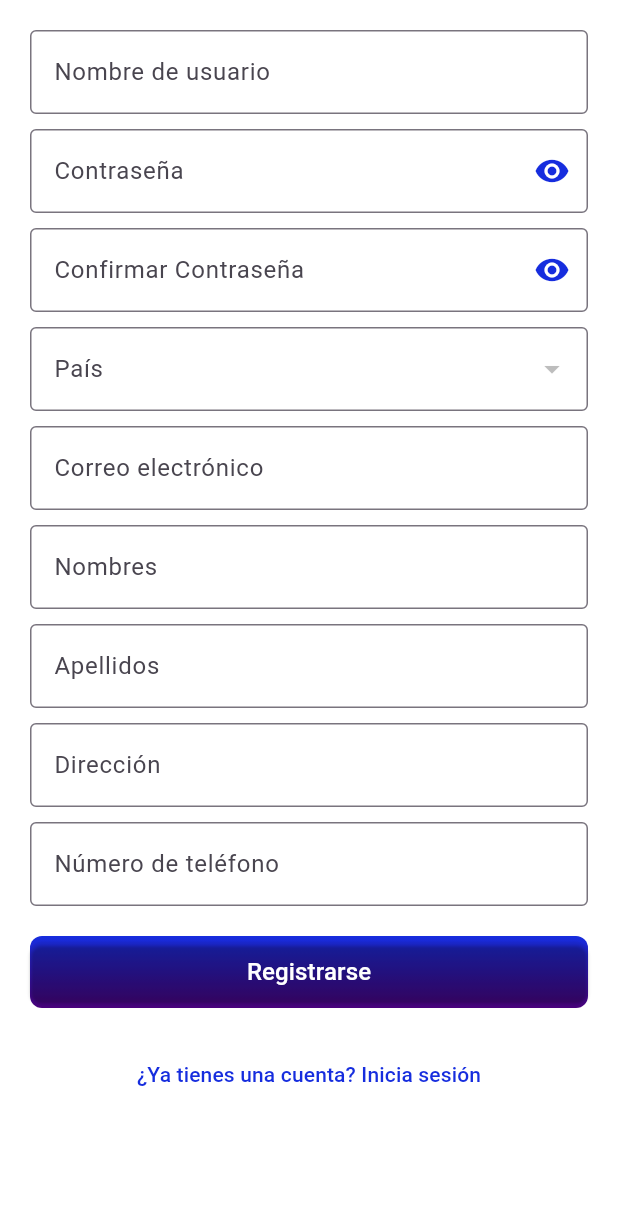
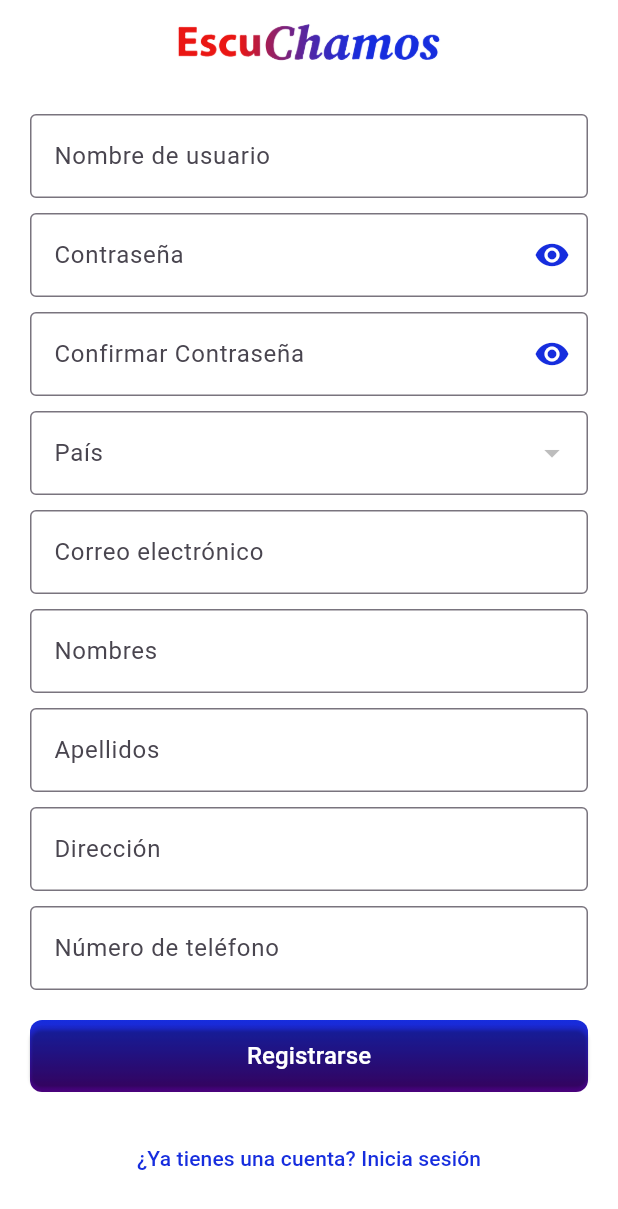
Before and after one commit to jhosmersanchezzz/flutter_fronted_escu, a Flutter app: the RegisterPage screen opened directly, on a phone screen of 412 x 824 dp. Shown: the top 1209 px of the screen. Run offline on Flutter 3.47's test engine with Material 3 defaults, Android fonts, the phone set to English and light mode, and no system bars; our stand-ins replace flutter_spinkit; network calls fail.

Commit message:
puse imagen en el appbar del registro

```diff
--- a/escuchamos_app/lib/constants.dart
+++ b/escuchamos_app/lib/constants.dart
@@ -4,7 +4,10 @@ class Constants {
 
   // ---------------------------URL base de la API ---------------------------//
 
+  //url para pruebas locales:
   //static const String baseUrl = 'http://127.0.0.1:8000';
+
+    //url para pruebas en el servidor:
   static const String baseUrl = 'https://escuchamos.onrender.com';
 
   // -------------------------------------------------------------------------//
--- a/escuchamos_app/lib/register_page.dart
+++ b/escuchamos_app/lib/register_page.dart
@@ -247,6 +247,16 @@ class _RegisterPageState extends State<RegisterPage> {
   @override
   Widget build(BuildContext context) {
     return Scaffold(
+      appBar: AppBar(
+        backgroundColor: Colors.white, // Establece el color de fondo de la AppBar como blanco
+        title: Center(
+          child: SizedBox(
+            height: kToolbarHeight,
+            child: Image.asset('assets/logo_banner.png'),
+          ),
+        ),
+      ),
+
       body: Container(
         color: Colors.white, // Establecer el color de fondo en blanco
         child: Padding(
```
